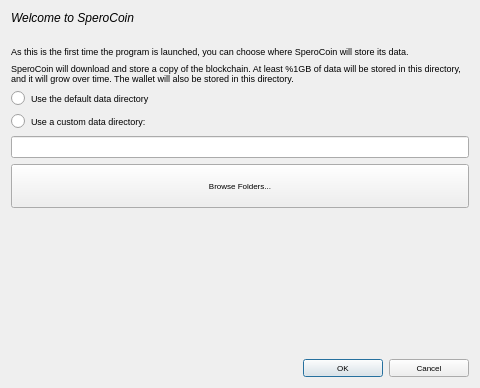
This is src/qt/forms/intro.ui in LightBurdenOfficial/SperoCoin_Android as Qt 5 draws it before an edit. The edited form follows.
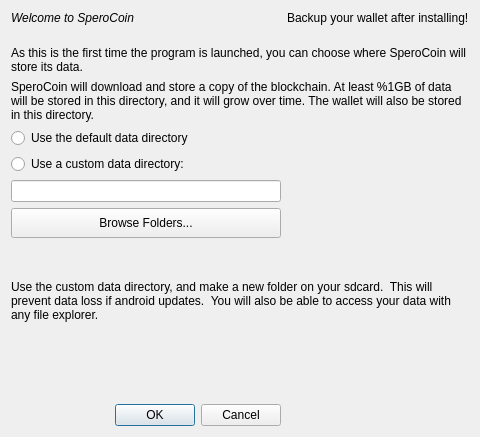
This is the edited form.

```diff
--- a/src/qt/forms/intro.ui
+++ b/src/qt/forms/intro.ui
@@ -7,14 +7,14 @@
     <x>0</x>
     <y>0</y>
     <width>480</width>
-    <height>388</height>
+    <height>437</height>
    </rect>
   </property>
   <property name="windowTitle">
    <string>Welcome</string>
   </property>
   <layout class="QGridLayout" name="gridLayout">
-   <item row="0" column="0" colspan="2">
+   <item row="0" column="0">
     <widget class="QLabel" name="label_2">
      <property name="styleSheet">
       <string notr="true">QLabel { font-style:italic; }</string>
@@ -27,7 +27,14 @@
      </property>
     </widget>
    </item>
-   <item row="1" column="0">
+   <item row="0" column="1" colspan="2">
+    <widget class="QLabel" name="labelbackup">
+     <property name="text">
+      <string>Backup your wallet after installing!</string>
+     </property>
+    </widget>
+   </item>
+   <item row="1" column="2">
     <spacer name="verticalSpacer_4">
      <property name="orientation">
       <enum>Qt::Vertical</enum>
@@ -43,13 +50,8 @@
      </property>
     </spacer>
    </item>
-   <item row="2" column="0" colspan="2">
+   <item row="2" column="0" colspan="3">
     <widget class="QLabel" name="label_4">
-     <property name="font">
-      <font>
-       <pointsize>7</pointsize>
-      </font>
-     </property>
      <property name="text">
       <string>As this is the first time the program is launched, you can choose where SperoCoin will store its data.</string>
      </property>
@@ -58,13 +60,8 @@
      </property>
     </widget>
    </item>
-   <item row="3" column="0" colspan="2">
+   <item row="3" column="0" colspan="3">
     <widget class="QLabel" name="sizeWarningLabel">
-     <property name="font">
-      <font>
-       <pointsize>7</pointsize>
-      </font>
-     </property>
      <property name="text">
       <string>SperoCoin will download and store a copy of the blockchain. At least %1GB of data will be stored in this directory, and it will grow over time. The wallet will also be stored in this directory.</string>
      </property>
@@ -73,13 +70,8 @@
      </property>
     </widget>
    </item>
-   <item row="4" column="0" colspan="2">
+   <item row="4" column="0" colspan="3">
     <widget class="QRadioButton" name="dataDirDefault">
-     <property name="font">
-      <font>
-       <pointsize>7</pointsize>
-      </font>
-     </property>
      <property name="text">
       <string>Use the default data directory</string>
      </property>
@@ -87,29 +79,49 @@
    </item>
    <item row="5" column="0" colspan="2">
     <widget class="QRadioButton" name="dataDirCustom">
-     <property name="font">
-      <font>
-       <pointsize>7</pointsize>
-      </font>
-     </property>
      <property name="text">
       <string>Use a custom data directory:</string>
      </property>
     </widget>
    </item>
-   <item row="6" column="0" colspan="2">
+   <item row="6" column="0">
     <layout class="QHBoxLayout" name="horizontalLayout_2">
      <item>
-      <widget class="QLineEdit" name="dataDirectory">
-       <property name="font">
-        <font>
-         <pointsize>6</pointsize>
-        </font>
-       </property>
-      </widget>
+      <widget class="QLineEdit" name="dataDirectory"/>
      </item>
     </layout>
    </item>
+   <item row="7" column="0">
+    <widget class="QPushButton" name="ellipsisButton">
+     <property name="sizePolicy">
+      <sizepolicy hsizetype="Expanding" vsizetype="Expanding">
+       <horstretch>10</horstretch>
+       <verstretch>0</verstretch>
+      </sizepolicy>
+     </property>
+     <property name="maximumSize">
+      <size>
+       <width>16777215</width>
+       <height>16777215</height>
+      </size>
+     </property>
+     <property name="text">
+      <string notr="true">Browse Folders...</string>
+     </property>
+     <property name="iconSize">
+      <size>
+       <width>32</width>
+       <height>32</height>
+      </size>
+     </property>
+     <property name="autoDefault">
+      <bool>false</bool>
+     </property>
+     <property name="flat">
+      <bool>false</bool>
+     </property>
+    </widget>
+   </item>
    <item row="8" column="0">
     <widget class="QLabel" name="freeSpace">
      <property name="sizePolicy">
@@ -118,11 +130,6 @@
        <verstretch>0</verstretch>
       </sizepolicy>
      </property>
-     <property name="font">
-      <font>
-       <pointsize>6</pointsize>
-      </font>
-     </property>
      <property name="text">
       <string/>
      </property>
@@ -131,7 +138,17 @@
      </property>
     </widget>
    </item>
-   <item row="9" column="0">
+   <item row="9" column="0" colspan="3">
+    <widget class="QLabel" name="labelwarn">
+     <property name="text">
+      <string>Use the custom data directory, and make a new folder on your sdcard.  This will prevent data loss if android updates.  You will also be able to access your data with any file explorer.</string>
+     </property>
+     <property name="wordWrap">
+      <bool>true</bool>
+     </property>
+    </widget>
+   </item>
+   <item row="10" column="0">
     <widget class="QLabel" name="errorMessage">
      <property name="sizePolicy">
       <sizepolicy hsizetype="Preferred" vsizetype="Expanding">
@@ -139,11 +156,6 @@
        <verstretch>0</verstretch>
       </sizepolicy>
      </property>
-     <property name="font">
-      <font>
-       <pointsize>6</pointsize>
-      </font>
-     </property>
      <property name="textFormat">
       <enum>Qt::RichText</enum>
      </property>
@@ -152,7 +164,7 @@
      </property>
     </widget>
    </item>
-   <item row="10" column="0" colspan="2">
+   <item row="11" column="2">
     <spacer name="verticalSpacer">
      <property name="orientation">
       <enum>Qt::Vertical</enum>
@@ -165,13 +177,8 @@
      </property>
     </spacer>
    </item>
-   <item row="11" column="0" colspan="2">
+   <item row="12" column="0">
     <widget class="QDialogButtonBox" name="buttonBox">
-     <property name="font">
-      <font>
-       <pointsize>6</pointsize>
-      </font>
-     </property>
      <property name="orientation">
       <enum>Qt::Horizontal</enum>
      </property>
@@ -180,42 +187,6 @@
      </property>
     </widget>
    </item>
-   <item row="7" column="0" colspan="2">
-    <widget class="QPushButton" name="ellipsisButton">
-     <property name="sizePolicy">
-      <sizepolicy hsizetype="Expanding" vsizetype="Expanding">
-       <horstretch>10</horstretch>
-       <verstretch>0</verstretch>
-      </sizepolicy>
-     </property>
-     <property name="maximumSize">
-      <size>
-       <width>16777215</width>
-       <height>16777215</height>
-      </size>
-     </property>
-     <property name="font">
-      <font>
-       <pointsize>6</pointsize>
-      </font>
-     </property>
-     <property name="text">
-      <string notr="true">Browse Folders...</string>
-     </property>
-     <property name="iconSize">
-      <size>
-       <width>32</width>
-       <height>32</height>
-      </size>
-     </property>
-     <property name="autoDefault">
-      <bool>false</bool>
-     </property>
-     <property name="flat">
-      <bool>false</bool>
-     </property>
-    </widget>
-   </item>
   </layout>
  </widget>
  <resources/>
```
